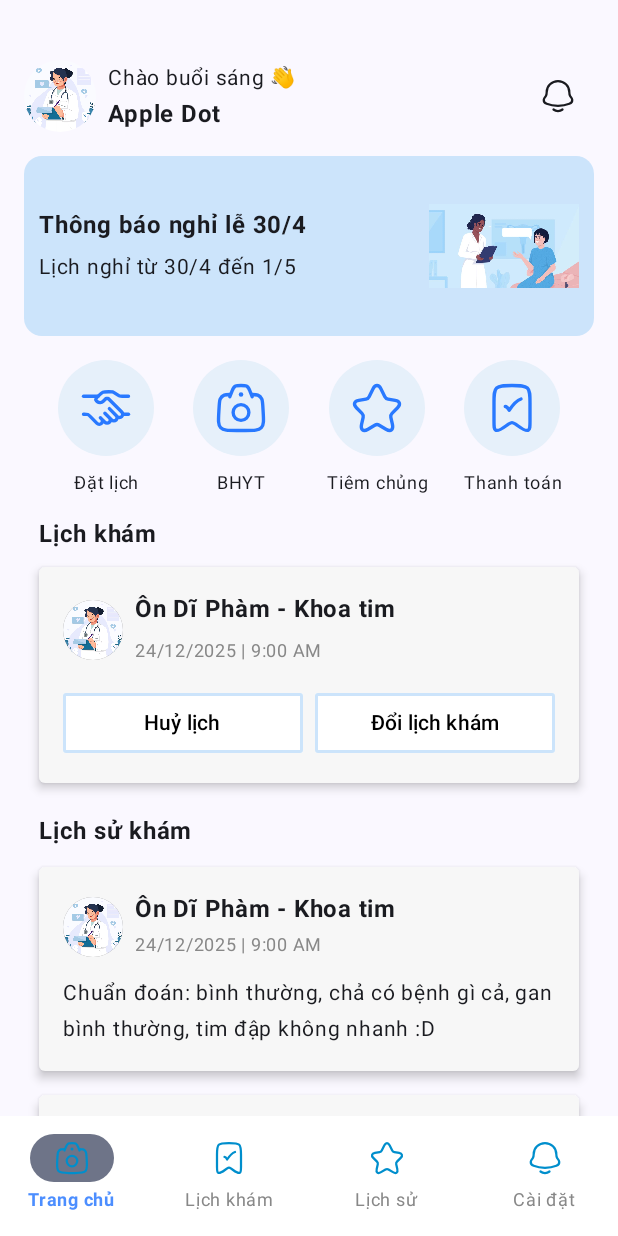
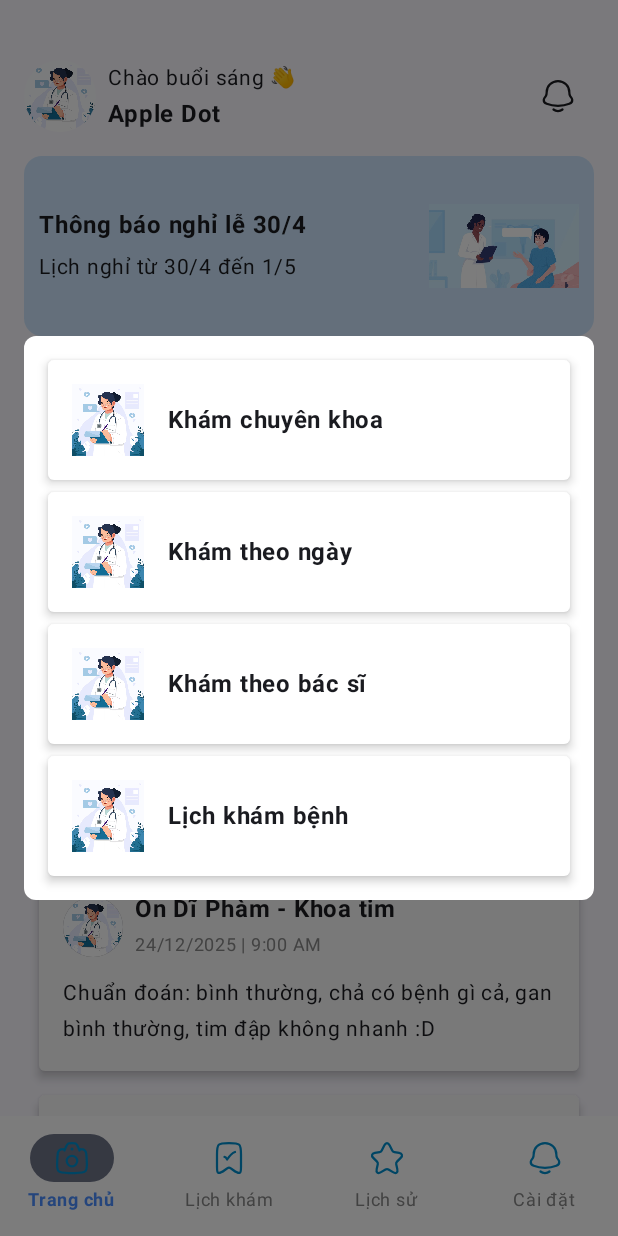
Before and after one commit to PhamHong03/medicare-schedule-diagnose, an Android app built with Jetpack Compose: the composable PatientHomePage shown on its own in the app's theme, after a tap on "Đặt lịch", on a phone screen of 412 x 824 dp. Run offline under Robolectric (Android 15) with nearby library versions, the phone set to English and light mode, and no system bars.

Commit message:
create booking screen

```diff
--- /dev/null
+++ b/app/src/main/java/com/example/diagnose_app/presentation/view/patients/BookingScreen.kt
@@ -0,0 +1,85 @@
+package com.example.diagnose_app.presentation.view.patients
+
+import androidx.compose.foundation.Image
+import androidx.compose.foundation.background
+import androidx.compose.foundation.clickable
+import androidx.compose.foundation.layout.Box
+import androidx.compose.foundation.layout.Column
+import androidx.compose.foundation.layout.Row
+import androidx.compose.foundation.layout.Spacer
+import androidx.compose.foundation.layout.fillMaxSize
+import androidx.compose.foundation.layout.fillMaxWidth
+import androidx.compose.foundation.layout.padding
+import androidx.compose.foundation.layout.size
+import androidx.compose.foundation.layout.width
+import androidx.compose.foundation.shape.RoundedCornerShape
+import androidx.compose.material3.Card
+import androidx.compose.material3.CardDefaults
+import androidx.compose.material3.Text
+import androidx.compose.runtime.Composable
+import androidx.compose.ui.Alignment
+import androidx.compose.ui.Modifier
+import com.example.diagnose_app.R
+import androidx.compose.ui.graphics.Color
+import androidx.compose.ui.res.painterResource
+import androidx.compose.ui.text.font.FontWeight
+import androidx.compose.ui.tooling.preview.Preview
+import androidx.compose.ui.unit.dp
+import androidx.compose.ui.unit.sp
+
+@Composable
+fun BookingScreen(onDismiss: () -> Unit) {
+    Box(
+        modifier = Modifier
+            .fillMaxSize()
+            .clickable { onDismiss() } // Đóng khi click vào nền
+            .background(Color(0x4D000000)) // Màn hình mờ 30%
+    ) {
+        // Booking content
+        Column(
+            modifier = Modifier
+                .align(Alignment.Center) // Đặt BookingScreen ở trung tâm
+                .padding(16.dp)
+                .fillMaxWidth()
+                .background(Color.White, RoundedCornerShape(8.dp)) // Background của BookingScreen
+                .padding(16.dp)
+        ) {
+            val options = listOf(
+                "Khám chuyên khoa",
+                "Khám theo ngày",
+                "Khám theo bác sĩ",
+                "Lịch khám bệnh"
+            )
+
+            options.forEachIndexed { index, title ->
+                Card(
+                    shape = RoundedCornerShape(4.dp),
+                    elevation = CardDefaults.cardElevation(defaultElevation = 4.dp),
+                    colors = CardDefaults.cardColors(containerColor = Color.White),
+                    modifier = Modifier
+                        .fillMaxWidth()
+                        .padding(bottom = if (index != options.lastIndex) 8.dp else 0.dp) // spacing between cards
+                ) {
+                    Row(
+                        modifier = Modifier
+                            .fillMaxWidth()
+                            .padding(16.dp),
+                        verticalAlignment = Alignment.CenterVertically
+                    ) {
+                        Image(
+                            painter = painterResource(id = R.drawable.logo),
+                            contentDescription = null,
+                            modifier = Modifier.size(48.dp)
+                        )
+                        Spacer(modifier = Modifier.width(16.dp))
+                        Text(
+                            text = title,
+                            fontSize = 16.sp,
+                            fontWeight = FontWeight.Bold
+                        )
+                    }
+                }
+            }
+        }
+    }
+}
--- a/app/src/main/java/com/example/diagnose_app/presentation/view/patients/PatientHomePage.kt
+++ b/app/src/main/java/com/example/diagnose_app/presentation/view/patients/PatientHomePage.kt
@@ -26,6 +26,10 @@ import androidx.compose.material3.Icon
 import androidx.compose.material3.OutlinedButton
 import androidx.compose.material3.Text
 import androidx.compose.runtime.Composable
+import androidx.compose.runtime.getValue
+import androidx.compose.runtime.mutableStateOf
+import androidx.compose.runtime.remember
+import androidx.compose.runtime.setValue
 import androidx.compose.ui.Alignment
 import androidx.compose.ui.Modifier
 import androidx.compose.ui.draw.clip
@@ -44,8 +48,12 @@ import com.example.diagnose_app.utils.NotificationCard
 
 @Composable
 fun PatientHomePage(){
+    // State để điều khiển việc hiển thị BookingScreen
+    var isBookingSelected by remember { mutableStateOf(false) }
+
+    // Column của trang chính
     Column(
-    modifier = Modifier.fillMaxSize()
+        modifier = Modifier.fillMaxSize()
     ) {
         Spacer(modifier = Modifier.height(20.dp))
         LazyColumn(
@@ -59,7 +67,7 @@ fun PatientHomePage(){
                 Spacer(modifier = Modifier.height(16.dp))
                 NotificationCard()
                 Spacer(modifier = Modifier.height(16.dp))
-                GridButtons()
+                GridButtons(onBookingClick = { isBookingSelected = true }) // Gọi callback khi nhấn nút Đặt lịch
             }
 
             item {
@@ -67,7 +75,26 @@ fun PatientHomePage(){
                 HistorySection()
             }
         }
+
+        // BottomNavBar luôn hiển thị phía dưới màn hình
         BottomNavBar()
+    }
+
+    // Khi isBookingSelected là true, hiển thị BookingScreen với background mờ
+    if (isBookingSelected) {
+        Box(modifier = Modifier.fillMaxSize()) {
+            // Màn hình chính sẽ có background mờ 30%
+            Column(
+                modifier = Modifier
+                    .fillMaxSize()
+                    .background(Color(0x4D000000)) // 30% opacity (0x4D)
+            ) {
+                // Hiển thị BookingScreen
+                BookingScreen(
+                    onDismiss = { isBookingSelected = false } // Callback để đóng màn hình BookingScreen
+                )
+            }
+        }
     }
 }
 
@@ -175,9 +202,8 @@ fun HistorySection() {
     }
 }
 
-
 @Composable
-fun GridButtons() {
+fun GridButtons(onBookingClick: () -> Unit) {
     Column(
         horizontalAlignment = Alignment.CenterHorizontally
     ) {
@@ -185,21 +211,22 @@ fun GridButtons() {
             horizontalArrangement = Arrangement.SpaceEvenly,
             modifier = Modifier.fillMaxWidth()
         ) {
-            HomeButton(icon = R.drawable.list, label = "Đặt lịch")
-            HomeButton(icon = R.drawable.camera, label = "BHYT")
-            HomeButton(icon = R.drawable.resultt, label = "Tiêm chủng")
-            HomeButton(icon = R.drawable.note, label = "Thanh toán")
+            HomeButton(icon = R.drawable.list, label = "Đặt lịch", onClick = onBookingClick)
+            HomeButton(icon = R.drawable.camera, label = "BHYT", onClick = {})
+            HomeButton(icon = R.drawable.resultt, label = "Tiêm chủng", onClick = {})
+            HomeButton(icon = R.drawable.note, label = "Thanh toán", onClick = {})
         }
     }
 }
 
+
 @Composable
-fun HomeButton(icon: Int, label: String) {
+fun HomeButton(icon: Int, label: String, onClick: () -> Unit) {
     Column(
         horizontalAlignment = Alignment.CenterHorizontally,
         modifier = Modifier
             .wrapContentSize()
-            .clickable { }
+            .clickable { onClick() }
     ) {
         Card(
             shape = CircleShape,
@@ -228,7 +255,6 @@ fun HomeButton(icon: Int, label: String) {
     }
 }
 
-
 @Preview(showBackground = true, showSystemUi = true)
 @Composable
 fun DoctorHomePagePreview() {
```
